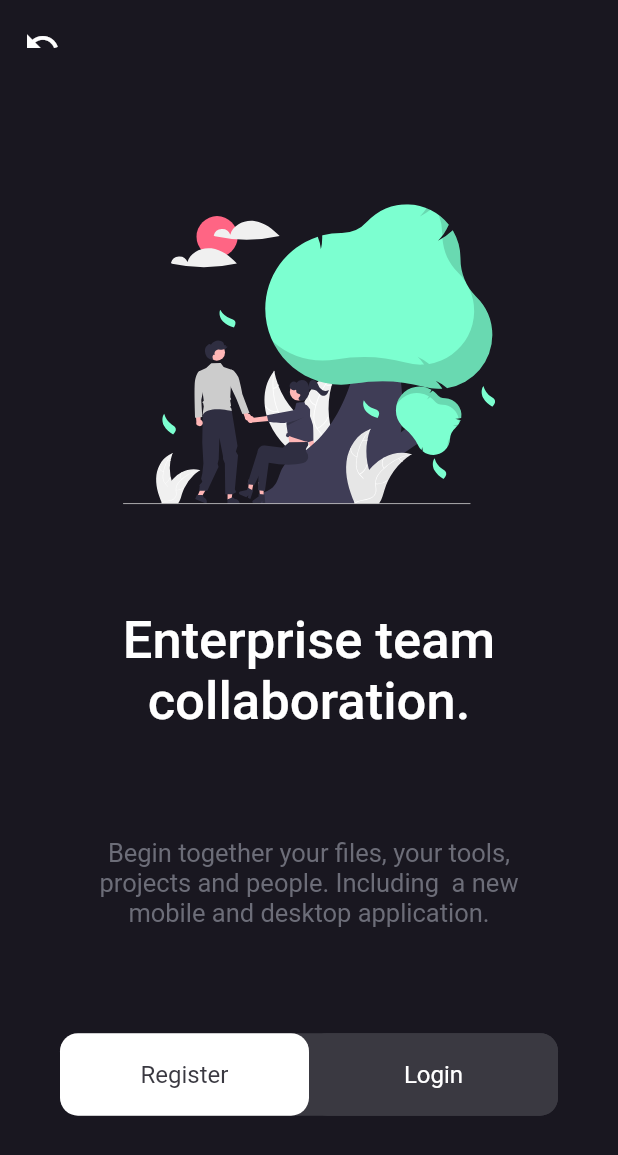
After one commit to milantarami/flutter-ui-challanges-accepted, a Flutter app: the Login1Index screen opened by its route, on a phone screen of 412 x 824 dp. The commit adds this screen. Shown: the top 1155 px of the screen. Run offline on Flutter 3.47's test engine with Material 2 defaults, Android fonts, the phone set to English and light mode, and no system bars; our stand-ins replace flutter_svg, font_awesome_flutter; missing offline and left inert: dart:html.

Commit message:
🚧 wip: authentication ( login 1 ) ui

```diff
--- /dev/null
+++ b/lib/src/authentication/login1/config/theme.dart
@@ -0,0 +1,6 @@
+class Login1Theme {
+  static const black = 0xFF191720;
+  static const grey1 = 0xFF3A3941;
+  static const grey2 = 0xFF6C6D78;
+  static const white = 0xFFFFFFFF;
+}
--- /dev/null
+++ b/lib/src/authentication/login1/login_1_index.dart
@@ -0,0 +1,121 @@
+import 'package:flutter/material.dart';
+
+import 'package:flutter_svg/flutter_svg.dart';
+
+import './config/theme.dart';
+import './widgets/cool_button.dart';
+
+// https://dribbble.com/shots/14503235--Sign-In-Register/attachments/6188725?mode=media
+class Login1Index extends StatelessWidget {
+  static const String routeName = 'authentications/login-1-index';
+
+  final String image1 = 'assets/svg/undraw_romantic_getaway_re_3f45.svg';
+
+  const Login1Index({Key? key}) : super(key: key);
+
+  @override
+  Widget build(BuildContext context) {
+    return Scaffold(
+      backgroundColor: const Color(Login1Theme.black),
+      appBar: AppBar(
+        backgroundColor: Colors.transparent,
+        elevation: 0,
+        leading: IconButton(
+          icon: const Icon(Icons.undo),
+          onPressed: () {
+            Navigator.of(context).pop();
+          },
+        ),
+      ),
+      body: Container(
+        padding: const EdgeInsets.symmetric(horizontal: 40, vertical: 10),
+        height: double.infinity,
+        width: double.infinity,
+        child: Column(
+          mainAxisAlignment: MainAxisAlignment.spaceEvenly,
+          crossAxisAlignment: CrossAxisAlignment.center,
+          children: <Widget>[
+            SvgPicture.asset(
+              image1,
+              width: double.infinity,
+              height: 200,
+            ),
+            const Text(
+              'Enterprise team collaboration.',
+              textAlign: TextAlign.center,
+              style: TextStyle(
+                color: Color(Login1Theme.white),
+                fontSize: 35,
+                fontWeight: FontWeight.w500,
+              ),
+            ),
+            const Text(
+              'Begin together your files, your tools, projects and people. Including  a new mobile and desktop application.',
+              textAlign: TextAlign.center,
+              style: TextStyle(
+                color: Color(Login1Theme.grey2),
+                fontSize: 17,
+              ),
+            ),
+            Container(
+              width: double.infinity,
+              decoration: BoxDecoration(
+                color: const Color(Login1Theme.grey1),
+                borderRadius: BorderRadius.circular(12),
+              ),
+              child: Row(
+                mainAxisAlignment: MainAxisAlignment.center,
+                children: <Widget>[
+                  Expanded(
+                    child: _coolButton(
+                      context,
+                      'Register',
+                      Login1Theme.white,
+                      Login1Theme.grey1,
+                    ),
+                  ),
+                  Expanded(
+                    child: _coolButton(
+                      context,
+                      'Login',
+                      Login1Theme.grey1,
+                      Login1Theme.white,
+                    ),
+                  ),
+                ],
+              ),
+            )
+          ],
+        ),
+      ),
+    );
+  }
+
+  Widget _coolButton(
+      BuildContext context, String label, int bgColor, int textColor) {
+    return InkWell(
+      child: Container(
+        height: 55,
+        decoration: BoxDecoration(
+          color: Color(bgColor),
+          borderRadius: BorderRadius.circular(12),
+        ),
+        child: Center(
+          child: Text(
+            label,
+            style: TextStyle(
+              color: Color(textColor),
+              fontSize: 16,
+              fontWeight: FontWeight.w400,
+            ),
+          ),
+        ),
+      ),
+    );
+  }
+}
+
+class CoolButton {
+  @override
+  Widget build() {}
+}
--- a/pubspec.yaml
+++ b/pubspec.yaml
@@ -34,6 +34,7 @@ dependencies:
   # Use with the CupertinoIcons class for iOS style icons.
   cupertino_icons: ^1.0.2
   font_awesome_flutter: ^9.2.0
+  flutter_svg: ^1.0.0
 
 dev_dependencies:
   flutter_test:
@@ -59,6 +60,7 @@ flutter:
   # To add assets to your application, add an assets section, like this:
   assets:
     - assets/images/
+    - assets/svg/
   #   - images/a_dot_burr.jpeg
   #   - images/a_dot_ham.jpeg
 
```
Also changed, not shown: lib/main.dart (+7 -0 lines), lib/src/authentication/login1/login_1.dart (added, +12 -0 lines), lib/src/authentication/login1/widgets/cool_button.dart (added, +43 -0 lines), lib/src/navigation.dart (+9 -1 lines), assets/svg/undraw_romantic_getaway_re_3f45.svg (added), pubspec.lock.
